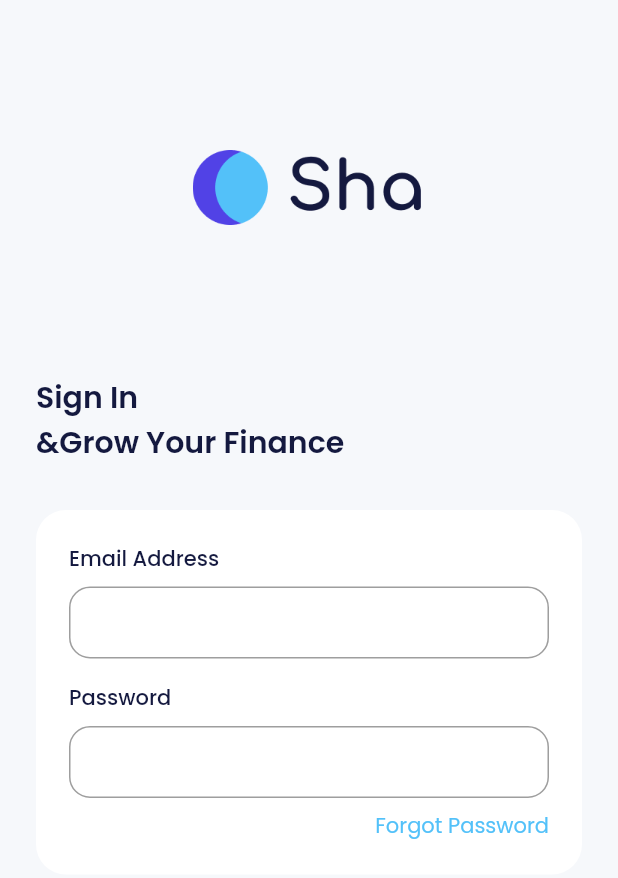
After one commit to ugunNet21/flutter_bankv3, a Flutter app: the SignInPage screen opened directly, on a phone screen of 412 x 824 dp. The commit adds this screen. Shown: the top 878 px of the screen. Run offline on Flutter 3.47's test engine with Material 2 defaults, Android fonts, the phone set to English and light mode, and no system bars; our stand-ins replace carousel_slider, google_fonts.

Commit message:
add page sign in

```diff
--- a/lib/ui/pages/onboarding_page.dart
+++ b/lib/ui/pages/onboarding_page.dart
@@ -1,4 +1,5 @@
 import 'package:bank_v2/shared/theme.dart';
+import 'package:bank_v2/ui/pages/sign_in_page.dart';
 import 'package:carousel_slider/carousel_slider.dart';
 import 'package:flutter/material.dart';
 
@@ -129,7 +130,14 @@ class _OnboardingPageState extends State<OnboardingPage> {
                               width: double.infinity,
                               height: 24,
                               child: TextButton(
-                                onPressed: () {},
+                                onPressed: () {
+                                  Navigator.push(
+                                    context,
+                                    MaterialPageRoute(
+                                      builder: (context) => SignInPage(),
+                                    ),
+                                  );
+                                },
                                 style: TextButton.styleFrom(
                                     padding: EdgeInsets.zero),
                                 child: Text(
@@ -201,7 +209,7 @@ class _OnboardingPageState extends State<OnboardingPage> {
                               ),
                             ),
                           ],
-                        )
+                        ),
                 ],
               ),
             ),
--- /dev/null
+++ b/lib/ui/pages/sign_in_page.dart
@@ -0,0 +1,110 @@
+import 'package:bank_v2/shared/theme.dart';
+import 'package:flutter/material.dart';
+
+class SignInPage extends StatelessWidget {
+  const SignInPage({super.key});
+
+  @override
+  Widget build(BuildContext context) {
+    return Scaffold(
+      backgroundColor: lightBackgroundColor,
+      body: ListView(
+        padding: const EdgeInsets.symmetric(
+          horizontal: 24,
+        ),
+        children: [
+          Container(
+            width: 155,
+            height: 50,
+            margin: const EdgeInsets.only(
+              top: 100,
+              bottom: 100,
+            ),
+            decoration: const BoxDecoration(
+              image: DecorationImage(
+                image: AssetImage('assets/img_logo_light.png'),
+              ),
+            ),
+          ),
+          Text(
+            'Sign In\n&Grow Your Finance',
+            style: blackTextStyle.copyWith(
+              fontSize: 20,
+              fontWeight: semibold,
+            ),
+          ),
+          const SizedBox(
+            height: 30,
+          ),
+          Container(
+            padding: const EdgeInsets.all(22),
+            decoration: BoxDecoration(
+              borderRadius: BorderRadius.circular(20),
+              color: whiteColor,
+            ),
+            child: Column(
+              crossAxisAlignment: CrossAxisAlignment.start,
+              children: [
+                // Note: Email Input
+                Column(
+                  crossAxisAlignment: CrossAxisAlignment.start,
+                  children: [
+                    Text(
+                      'Email Address',
+                      style: blackTextStyle.copyWith(
+                        fontWeight: medium,
+                      ),
+                    ),
+                    const SizedBox(
+                      height: 8,
+                    ),
+                    TextFormField(
+                      decoration: InputDecoration(
+                        border: OutlineInputBorder(
+                          borderRadius: BorderRadius.circular(14),
+                        ),
+                        contentPadding: const EdgeInsets.all(12),
+                      ),
+                    ),
+                    const SizedBox(
+                      height: 16,
+                    ),
+                    // input Password
+                    Text(
+                      'Password',
+                      style: blackTextStyle.copyWith(
+                        fontWeight: medium,
+                      ),
+                    ),
+                    const SizedBox(
+                      height: 8,
+                    ),
+                    TextFormField(
+                      obscureText: true,
+                      decoration: InputDecoration(
+                        border: OutlineInputBorder(
+                          borderRadius: BorderRadius.circular(14),
+                        ),
+                        contentPadding: const EdgeInsets.all(12),
+                      ),
+                    ),
+                  ],
+                ),
+                const SizedBox(
+                  height: 8,
+                ),
+                Align(
+                  alignment: Alignment.centerRight,
+                  child: Text(
+                    'Forgot Password',
+                    style: blueTextStyle,
+                  ),
+                ),
+              ],
+            ),
+          ),
+        ],
+      ),
+    );
+  }
+}
--- a/lib/ui/pages/splash_page.dart
+++ b/lib/ui/pages/splash_page.dart
@@ -23,7 +23,7 @@ class _SplashPageState extends State<SplashPage> {
         Navigator.push(
           context,
           MaterialPageRoute(
-            builder: (context) => OnboardingPage(),
+            builder: (context) => const OnboardingPage(),
           ),
         );
       },
```
